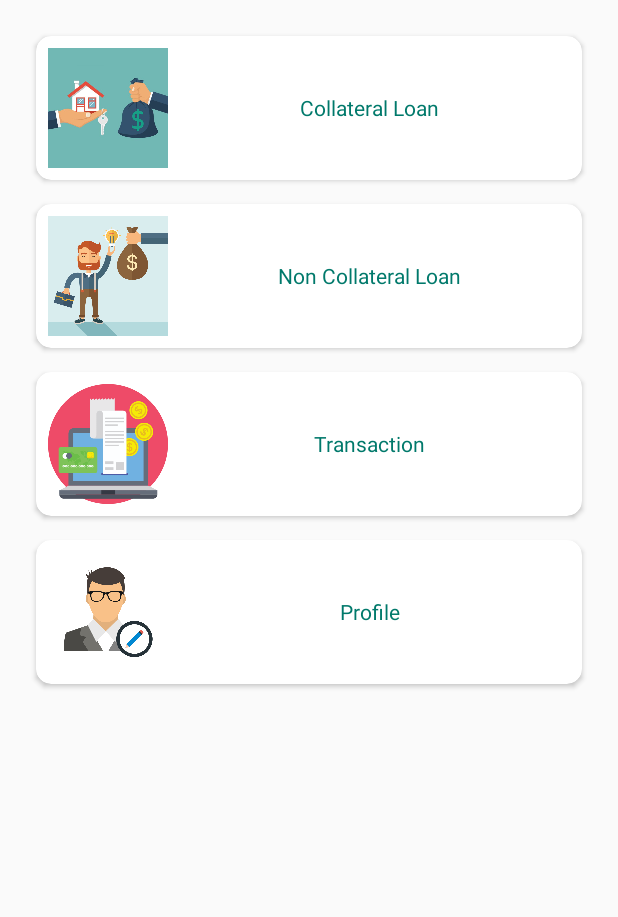
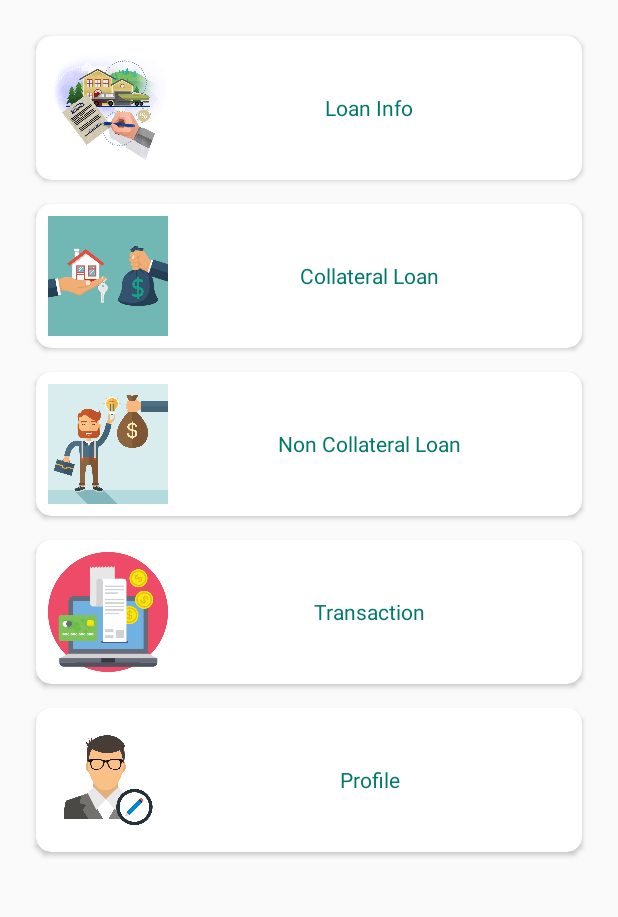
Before and after one commit to ichapredrika/OnlineLoan, an Android app: the MainCustomerActivity screen opened directly, with no data from a screen before it, on a phone screen of 412 x 824 dp, the part 195-1112 px from its top. Run offline under Robolectric (Android 15) with nearby library versions, the light colour scheme and no system bars; network calls fail.

Commit message:
loan info, collateral

```diff
--- a/app/src/main/AndroidManifest.xml
+++ b/app/src/main/AndroidManifest.xml
@@ -16,7 +16,8 @@
         android:supportsRtl="true"
         android:theme="@style/AppTheme"
         android:usesCleartextTraffic="true">
-        <activity android:name=".InterestSettingActivity"></activity>
+        <activity android:name=".LoanInfoActivity"></activity>
+        <activity android:name=".InterestSettingActivity" />
         <activity android:name=".ApprovalActivity" />
         <activity android:name=".ReportActivity" />
         <activity android:name=".TransactionDetailActivity" />
--- a/app/src/main/java/com/arie/onlineloan/MainCustomerActivity.java
+++ b/app/src/main/java/com/arie/onlineloan/MainCustomerActivity.java
@@ -33,6 +33,7 @@ public class MainCustomerActivity extends AppCompatActivity {
         LinearLayout llNonCollateral = findViewById(R.id.ll_non_collateral);
         LinearLayout llTransaction = findViewById(R.id.ll_transaction);
         LinearLayout llProfile = findViewById(R.id.ll_profile);
+        LinearLayout llLoanInfo = findViewById(R.id.ll_loan_info);
 
         String welcome = getString(R.string.welcome, userModel.getFullname());
         tvWelcome.setText(welcome);
@@ -43,6 +44,14 @@ public class MainCustomerActivity extends AppCompatActivity {
                 Intent intent = new Intent(MainCustomerActivity.this, LoginActivity.class);
                 mUserPreference.logoutUser();
                 intent.setFlags(Intent.FLAG_ACTIVITY_CLEAR_TASK | Intent.FLAG_ACTIVITY_NEW_TASK);
+                startActivity(intent);
+            }
+        });
+
+        llLoanInfo.setOnClickListener(new View.OnClickListener() {
+            @Override
+            public void onClick(View v) {
+                Intent intent = new Intent(MainCustomerActivity.this, LoanInfoActivity.class);
                 startActivity(intent);
             }
         });
--- a/app/src/main/java/com/arie/onlineloan/phpConf.java
+++ b/app/src/main/java/com/arie/onlineloan/phpConf.java
@@ -1,7 +1,7 @@
 package com.arie.onlineloan;
 
 public class phpConf {
-    private final static String ip = "192.168.0.111";
+    private final static String ip = "192.168.0.115";
 
     public final static String URL_CONNECTION = "https://"+ ip +"/onlineloan/connection.php";
     public final static String URL_LOGIN = "https://"+ ip +"/onlineloan/login.php";
@@ -17,6 +17,7 @@ public class phpConf {
     public final static String URL_GET_PENDING_TRANSACTION = "https://"+ ip +"/onlineloan/get_pending_trx.php";
     public final static String URL_GET_VEHICLE_BRAND = "https://"+ ip +"/onlineloan/get_vehicle_brand.php";
     public final static String URL_GET_VEHICLE_MODEL = "https://"+ ip +"/onlineloan/get_vehicle_model.php";
+    public final static String URL_GET_VEHICLE_YEAR = "https://"+ ip +"/onlineloan/get_year.php";
     public final static String URL_GET_DETAIL_TRANSACTION = "https://"+ ip +"/onlineloan/get_detail_transaction.php";
     public final static String URL_GET_PROFILE = "https://"+ ip +"/onlineloan/get_user_profile.php";
     public final static String URL_UPDATE_PROFILE = "https://"+ ip +"/onlineloan/update_user_profile.php";
--- a/app/src/main/res/layout/activity_main.xml
+++ b/app/src/main/res/layout/activity_main.xml
@@ -58,6 +58,37 @@
             android:gravity="center"
             android:orientation="vertical"
             android:padding="16dp">
+
+            <androidx.cardview.widget.CardView
+                android:layout_width="match_parent"
+                android:layout_height="wrap_content"
+                android:layout_margin="8dp"
+                app:cardCornerRadius="10dp"
+                app:contentPadding="8dp">
+
+                <LinearLayout
+                    android:id="@+id/ll_loan_info"
+                    android:layout_width="match_parent"
+                    android:layout_height="wrap_content"
+                    android:orientation="horizontal">
+
+                    <ImageView
+                        android:layout_width="80dp"
+                        android:layout_height="80dp"
+                        android:src="@drawable/ic_loan_info" />
+
+                    <TextView
+                        android:id="@+id/txt_loan_info"
+                        android:layout_width="0dp"
+                        android:layout_height="wrap_content"
+                        android:layout_gravity="center"
+                        android:layout_weight="1"
+                        android:gravity="center"
+                        android:text="@string/loan_info"
+                        android:textColor="@color/colorGreen1" />
+
+                </LinearLayout>
+            </androidx.cardview.widget.CardView>
 
             <androidx.cardview.widget.CardView
                 android:layout_width="match_parent"
--- a/app/src/main/res/values/strings.xml
+++ b/app/src/main/res/values/strings.xml
@@ -107,4 +107,5 @@
     <string name="collateral_motorcycle">Collateral Motorcycle</string>
     <string name="collateral_house">Collateral House</string>
     <string name="save_interest_rate">Save Interest Rate</string>
+    <string name="loan_info">Loan Info</string>
 </resources>
--- a/build.gradle
+++ b/build.gradle
@@ -7,7 +7,7 @@ buildscript {
 
     }
     dependencies {
-        classpath 'com.android.tools.build:gradle:3.6.1'
+        classpath 'com.android.tools.build:gradle:3.6.2'
 
         // NOTE: Do not place your application dependencies here; they belong
         // in the individual module build.gradle files
```
Also changed, not shown: app/src/main/java/com/arie/onlineloan/CollateralActivity.java (+118 -42 lines), app/src/main/java/com/arie/onlineloan/LoanInfoActivity.java (added, +14 -0 lines), app/src/main/res/layout/activity_loan_info.xml (added, +9 -0 lines), app/src/main/res/drawable/ic_loan_info.png (added).
